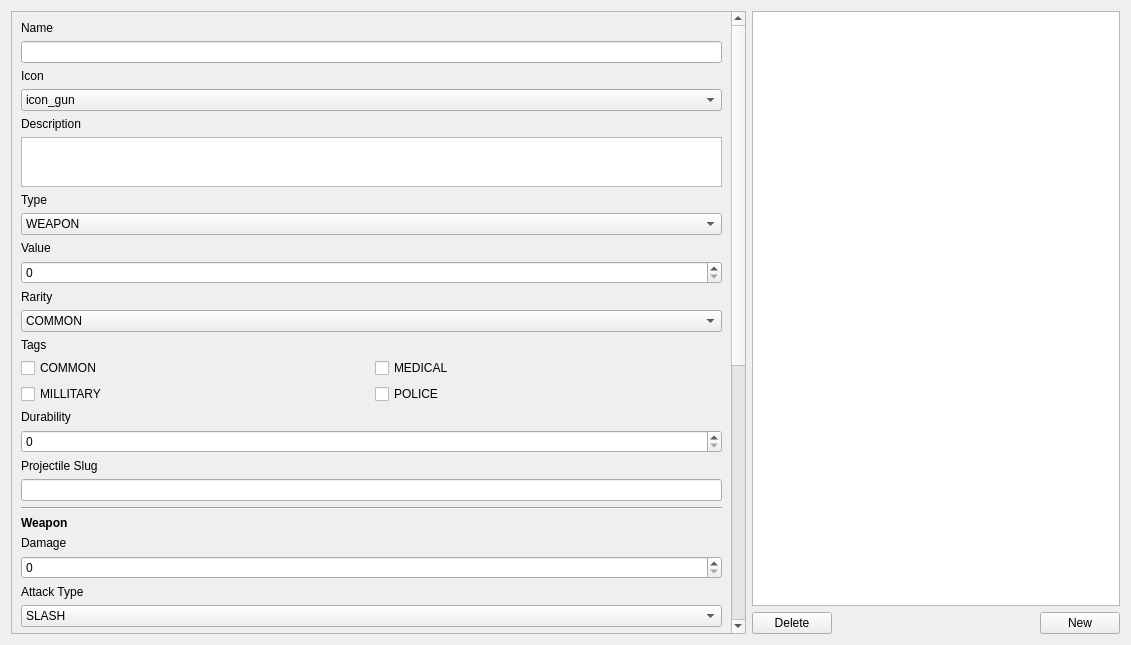
The window that ui/tabitems.ui (Boxfort/ZombieDataApp) describes before a commit, drawn with Qt 5.
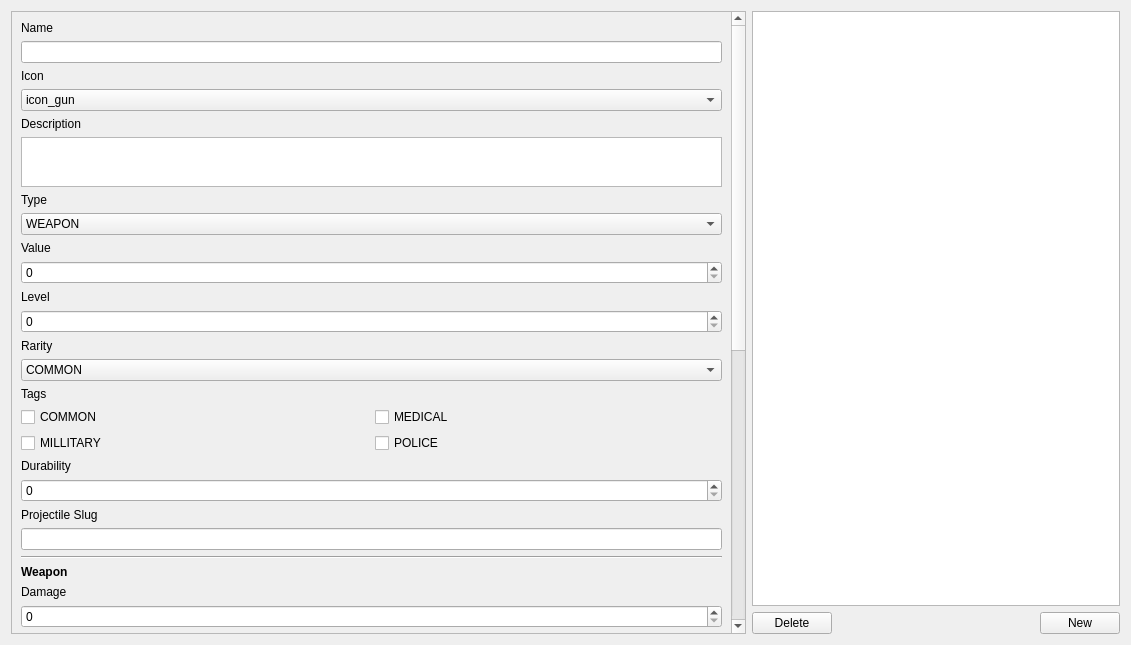
The same window after the commit.

Commit message: enemy difficulty and levels

What changed in the file:
```diff
--- a/ui/tabitems.ui
+++ b/ui/tabitems.ui
@@ -25,7 +25,7 @@
         <x>0</x>
         <y>0</y>
         <width>722</width>
-        <height>1186</height>
+        <height>1241</height>
        </rect>
       </property>
       <layout class="QVBoxLayout" name="verticalLayout_2">
@@ -162,6 +162,16 @@
          </property>
         </widget>
        </item>
+       <item>
+        <widget class="QLabel" name="label_13">
+         <property name="text">
+          <string>Level</string>
+         </property>
+        </widget>
+       </item>
+       <item>
+        <widget class="QSpinBox" name="spinner_item_level"/>
+       </item>
        <item>
         <widget class="QLabel" name="label_12">
          <property name="text">
```
The commit also changes 7 other files.
